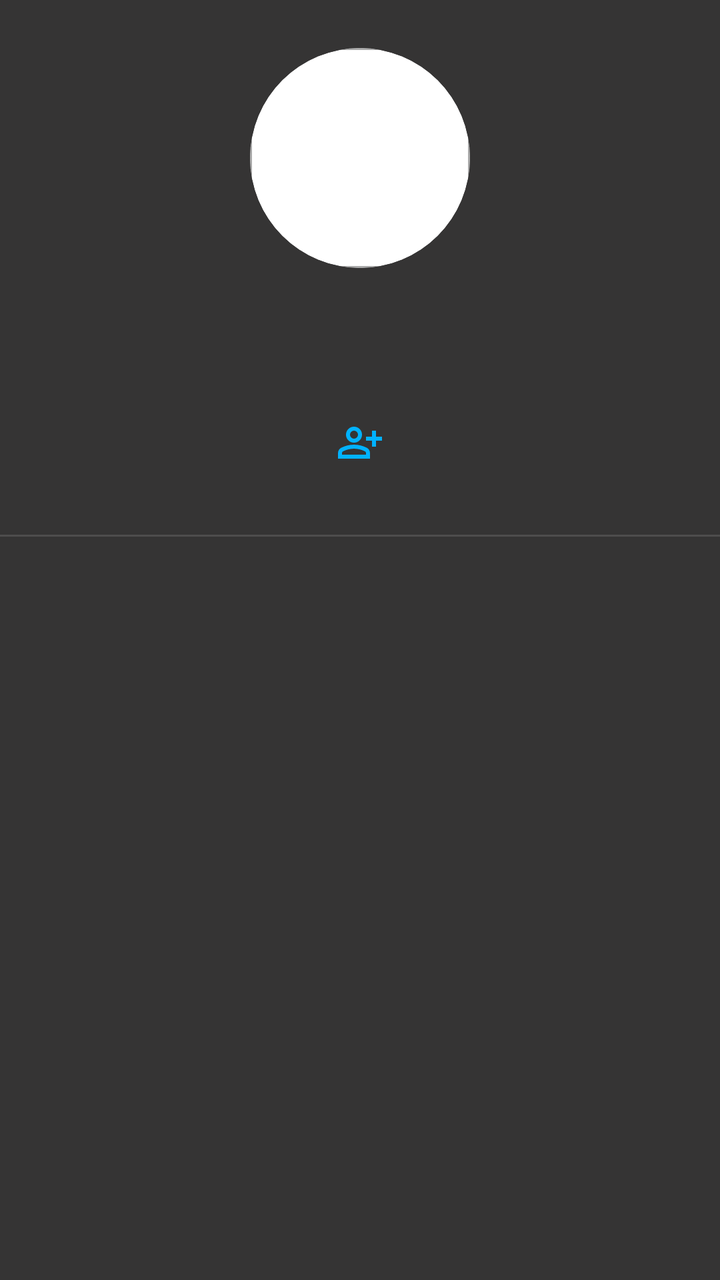
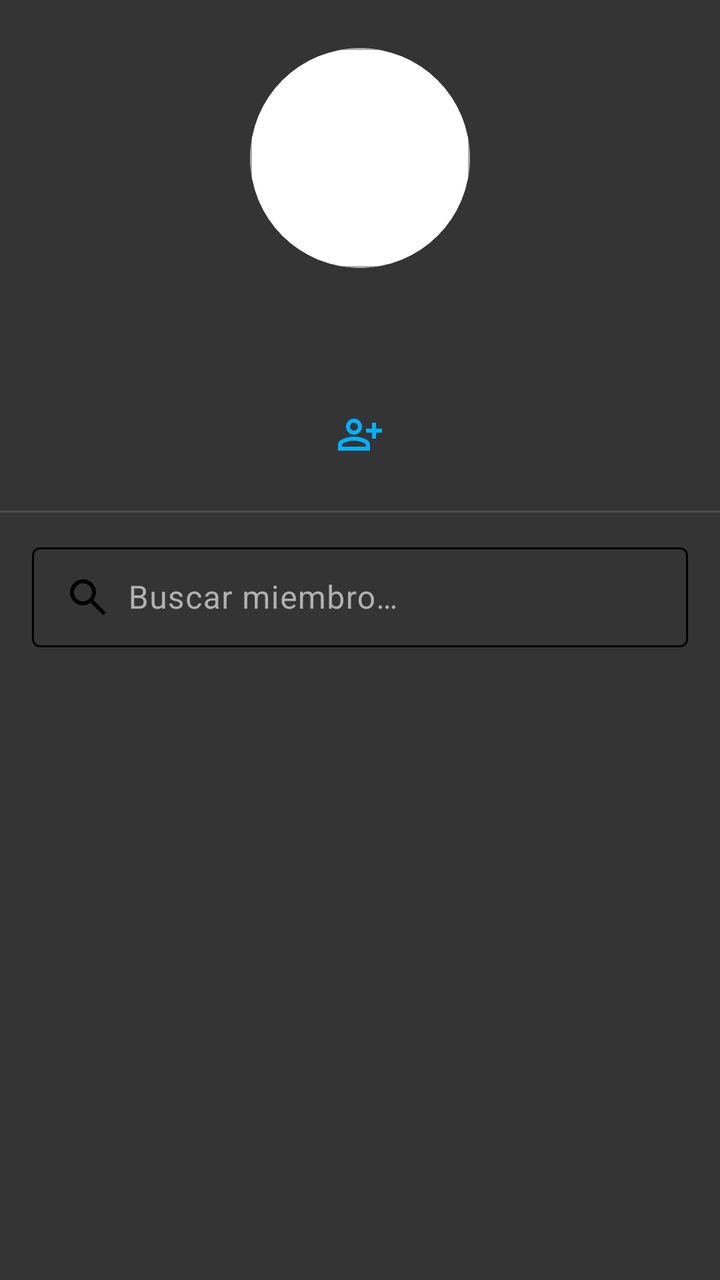

Screens rendered from an Android XML layout before and after an edit, with the pre-edit source and the edit as a unified diff.
<!-- AndroidManifest.xml: application theme Theme.OpenTeseractus -->
<!-- res/layout/fragment_miembros.xml -->
<?xml version="1.0" encoding="utf-8"?>
<androidx.core.widget.NestedScrollView
    xmlns:android="http://schemas.android.com/apk/res/android"
    xmlns:app="http://schemas.android.com/apk/res-auto"
    android:id="@+id/main"
    android:layout_width="match_parent"
    android:layout_height="match_parent">

    <LinearLayout
        android:layout_width="match_parent"
        android:layout_height="wrap_content"
        android:orientation="vertical">

        <LinearLayout
            android:layout_width="match_parent"
            android:layout_height="wrap_content"
            android:orientation="vertical"
            android:gravity="center_horizontal"
            android:paddingTop="24dp"
            android:paddingBottom="20dp">

            <androidx.cardview.widget.CardView
                android:layout_width="110dp"
                android:layout_height="110dp"
                app:cardCornerRadius="55dp"
                app:cardElevation="0dp">

                <ImageView
                    android:id="@+id/imgGrupo"
                    android:layout_width="match_parent"
                    android:layout_height="match_parent"
                    android:scaleType="centerCrop"
                    android:src="@drawable/bg_rounded_border"/>
            </androidx.cardview.widget.CardView>

            <TextView
                android:id="@+id/tvNombreGrupo"
                android:layout_width="wrap_content"
                android:layout_height="wrap_content"
                android:layout_marginTop="14dp"
                android:textColor="@color/onBackground"
                android:textSize="22sp"
                android:textStyle="bold" />

            <ImageButton
                android:id="@+id/btnAgregarMiembro"
                android:layout_width="52dp"
                android:layout_height="52dp"
                android:layout_marginTop="18dp"
                android:background="@android:color/transparent"
                android:src="@drawable/ic_add_member"
                android:tint="@color/primary" />
        </LinearLayout>

        <View
            android:layout_width="match_parent"
            android:layout_height="1dp"
            android:background="#1FFFFFFF"/>

        <androidx.recyclerview.widget.RecyclerView
            android:id="@+id/recyclerMiembros"
            android:layout_width="match_parent"
            android:layout_height="wrap_content"
            android:nestedScrollingEnabled="false"/>

    </LinearLayout>

</androidx.core.widget.NestedScrollView>
<!-- resources referenced by this layout -->
<resources>
  <color name="onBackground">#FFFFFF</color>
  <color name="primary">#00B2FF</color>
  <!-- drawable bg_rounded_border (drawable) -->
  <?xml version="1.0" encoding="utf-8"?>
  <shape xmlns:android="http://schemas.android.com/apk/res/android">
      <solid android:color="@android:color/transparent"/>
      <stroke
          android:width="1dp"
          android:color="@android:color/darker_gray"/>
      <corners android:radius="8dp"/>
  </shape>
  <style name="Theme.OpenTeseractus" parent="Base.Theme.OpenTeseractus" />
  <style name="Base.Theme.OpenTeseractus" parent="Theme.Material3.DayNight.NoActionBar">
          <item name="colorPrimary">@color/primary</item>
          <item name="colorPrimaryContainer">@color/primaryContainer</item>
  
          <item name="android:colorBackground">@color/background</item>
  
          <item name="colorSurface">@color/surface</item>
          <item name="colorSurfaceVariant">@color/surfaceVariant</item>
  
          <item name="colorOnBackground">@color/onBackground</item>
          <item name="colorOnSurface">@color/onSurface</item>
          <item name="colorOnSurfaceVariant">@color/onSurfaceVariant</item>
  
          <item name="android:textColor">@color/onSurfaceVariant</item>
  
          
          <item name="colorOutline">@color/border</item>
          <item name="colorOutlineVariant">@color/borderLight</item>
  
          <item name="bottomSheetDialogTheme">@style/BottomSheetTheme</item>
  
          <item name="elevationOverlayEnabled">true</item>
      </style>
  <color name="primaryContainer">#03DBFF</color>
  <color name="background">#353434</color>
  <color name="surface">#1E1E1E</color>
  <color name="surfaceVariant">#2A2A2A</color>
  <color name="onSurface">#EAEAEA</color>
  <color name="onSurfaceVariant">#B0B0B0</color>
  <color name="border">#000000</color>
  <color name="borderLight">#000000</color>
  <style name="BottomSheetTheme" parent="ThemeOverlay.Material3.BottomSheetDialog">
          <item name="bottomSheetStyle">@style/CustomBottomSheet</item>
      </style>
  <style name="CustomBottomSheet" parent="Widget.Material3.BottomSheet.Modal">
          <item name="android:background">@color/surface</item>
      </style>
  <!-- unchanged entries left out for length: 1 -->
</resources>

<!-- the commit's change to res/layout/fragment_miembros.xml (unified diff, before → after) -->
@@ -11,42 +11,80 @@
         android:layout_height="wrap_content"
         android:orientation="vertical">
 
+        
         <LinearLayout
             android:layout_width="match_parent"
             android:layout_height="wrap_content"
             android:orientation="vertical"
             android:gravity="center_horizontal"
             android:paddingTop="24dp"
-            android:paddingBottom="20dp">
+            android:paddingBottom="12dp">
 
-            <androidx.cardview.widget.CardView
+            <FrameLayout
                 android:layout_width="110dp"
-                android:layout_height="110dp"
-                app:cardCornerRadius="55dp"
-                app:cardElevation="0dp">
+                android:layout_height="110dp">
 
-                <ImageView
-                    android:id="@+id/imgGrupo"
+                <androidx.cardview.widget.CardView
                     android:layout_width="match_parent"
                     android:layout_height="match_parent"
-                    android:scaleType="centerCrop"
-                    android:src="@drawable/bg_rounded_border"/>
-            </androidx.cardview.widget.CardView>
+                    app:cardCornerRadius="55dp"
+                    app:cardElevation="0dp">
 
-            <TextView
-                android:id="@+id/tvNombreGrupo"
+                    <ImageView
+                        android:id="@+id/imgGrupo"
+                        android:layout_width="match_parent"
+                        android:layout_height="match_parent"
+                        android:scaleType="centerCrop"
+                        android:src="@drawable/bg_rounded_border" />
+                </androidx.cardview.widget.CardView>
+
+                
+                <ImageView
+                    android:id="@+id/btnEditarFoto"
+                    android:layout_width="32dp"
+                    android:layout_height="32dp"
+                    android:layout_gravity="bottom|end"
+                    android:background="@color/primary"
+                    android:padding="6dp"
+                    android:src="@drawable/ic_edit"
+                    android:tint="@color/black"
+                    android:visibility="gone"
+                    app:tint="@color/black" />
+
+            </FrameLayout>
+
+            
+            <LinearLayout
                 android:layout_width="wrap_content"
                 android:layout_height="wrap_content"
                 android:layout_marginTop="14dp"
-                android:textColor="@color/onBackground"
-                android:textSize="22sp"
-                android:textStyle="bold" />
+                android:gravity="center_vertical"
+                android:orientation="horizontal">
+
+                <TextView
+                    android:id="@+id/tvNombreGrupo"
+                    android:layout_width="wrap_content"
+                    android:layout_height="wrap_content"
+                    android:textColor="@color/onBackground"
+                    android:textSize="22sp"
+                    android:textStyle="bold" />
+
+                <ImageButton
+                    android:id="@+id/btnEditarNombre"
+                    android:layout_width="36dp"
+                    android:layout_height="36dp"
+                    android:layout_marginStart="6dp"
+                    android:background="?attr/selectableItemBackgroundBorderless"
+                    android:src="@drawable/ic_edit"
+                    android:tint="@color/primary"
+                    android:visibility="gone" />
+            </LinearLayout>
 
             <ImageButton
                 android:id="@+id/btnAgregarMiembro"
                 android:layout_width="52dp"
                 android:layout_height="52dp"
-                android:layout_marginTop="18dp"
+                android:layout_marginTop="14dp"
                 android:background="@android:color/transparent"
                 android:src="@drawable/ic_add_member"
                 android:tint="@color/primary" />
@@ -55,13 +93,33 @@
         <View
             android:layout_width="match_parent"
             android:layout_height="1dp"
-            android:background="#1FFFFFFF"/>
+            android:background="#1FFFFFFF" />
+
+        
+        <com.google.android.material.textfield.TextInputLayout
+            android:layout_width="match_parent"
+            android:layout_height="wrap_content"
+            android:layout_marginHorizontal="16dp"
+            android:layout_marginTop="12dp"
+            android:layout_marginBottom="4dp"
+            style="@style/Widget.Material3.TextInputLayout.OutlinedBox.Dense">
+
+            <com.google.android.material.textfield.TextInputEditText
+                android:id="@+id/etBuscarMiembro"
+                android:layout_width="match_parent"
+                android:layout_height="wrap_content"
+                android:hint="Buscar miembro…"
+                android:inputType="text"
+                android:drawableStart="@drawable/ic_search"
+                android:drawablePadding="8dp" />
+
+        </com.google.android.material.textfield.TextInputLayout>
 
         <androidx.recyclerview.widget.RecyclerView
             android:id="@+id/recyclerMiembros"
             android:layout_width="match_parent"
             android:layout_height="wrap_content"
-            android:nestedScrollingEnabled="false"/>
+            android:nestedScrollingEnabled="false" />
 
     </LinearLayout>
 
<!-- resource entries referenced after the edit -->
@@ -1,5 +1,6 @@
 <!-- resources referenced by this layout -->
 <resources>
+  <color name="black">#000000</color>
   <color name="onBackground">#FFFFFF</color>
   <color name="primary">#00B2FF</color>
   <!-- drawable bg_rounded_border (drawable) -->
@@ -11,6 +12,28 @@
           android:color="@android:color/darker_gray"/>
       <corners android:radius="8dp"/>
   </shape>
+  <!-- drawable ic_edit (drawable) -->
+  <?xml version="1.0" encoding="utf-8"?>
+  <vector xmlns:android="http://schemas.android.com/apk/res/android"
+      android:width="24dp"
+      android:height="24dp"
+      android:viewportWidth="24"
+      android:viewportHeight="24"
+      android:tint="?attr/colorControlNormal">
+    <path
+        android:fillColor="@android:color/white"
+        android:pathData="M3,17.25V21h3.75L17.81,9.94l-3.75,-3.75L3,17.25zM20.71,7.04c0.39,-0.39 0.39,-1.02 0,-1.41l-2.34,-2.34c-0.39,-0.39 -1.02,-0.39 -1.41,0l-1.83,1.83 3.75,3.75 1.83,-1.83z"/>
+  </vector>
+  <!-- drawable ic_search (drawable) -->
+  <vector xmlns:android="http://schemas.android.com/apk/res/android"
+      android:width="24dp"
+      android:height="24dp"
+      android:viewportWidth="960"
+      android:viewportHeight="960">
+    <path
+        android:fillColor="@android:color/black"
+        android:pathData="M784,840L532,588Q502,612 463,626Q424,640 380,640Q271,640 195.5,564.5Q120,489 120,380Q120,271 195.5,195.5Q271,120 380,120Q489,120 564.5,195.5Q640,271 640,380Q640,424 626,463Q612,502 588,532L840,784L784,840ZM380,560Q455,560 507.5,507.5Q560,455 560,380Q560,305 507.5,252.5Q455,200 380,200Q305,200 252.5,252.5Q200,305 200,380Q200,455 252.5,507.5Q305,560 380,560Z"/>
+  </vector>
   <style name="Theme.OpenTeseractus" parent="Base.Theme.OpenTeseractus" />
   <style name="Base.Theme.OpenTeseractus" parent="Theme.Material3.DayNight.NoActionBar">
           <item name="colorPrimary">@color/primary</item>
